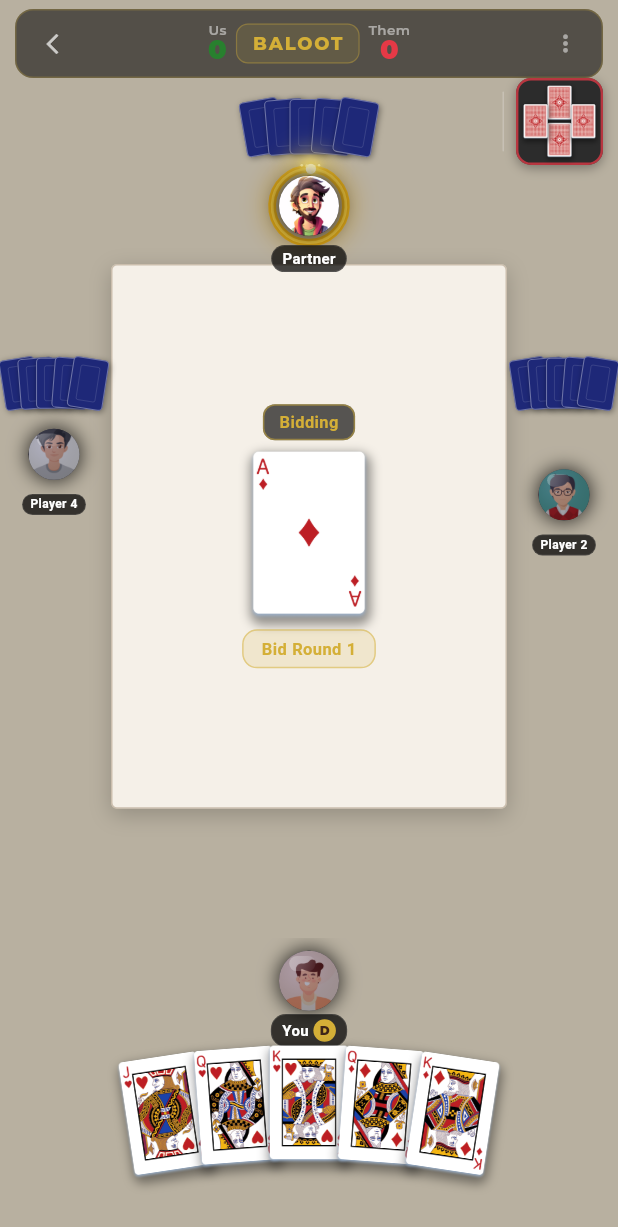
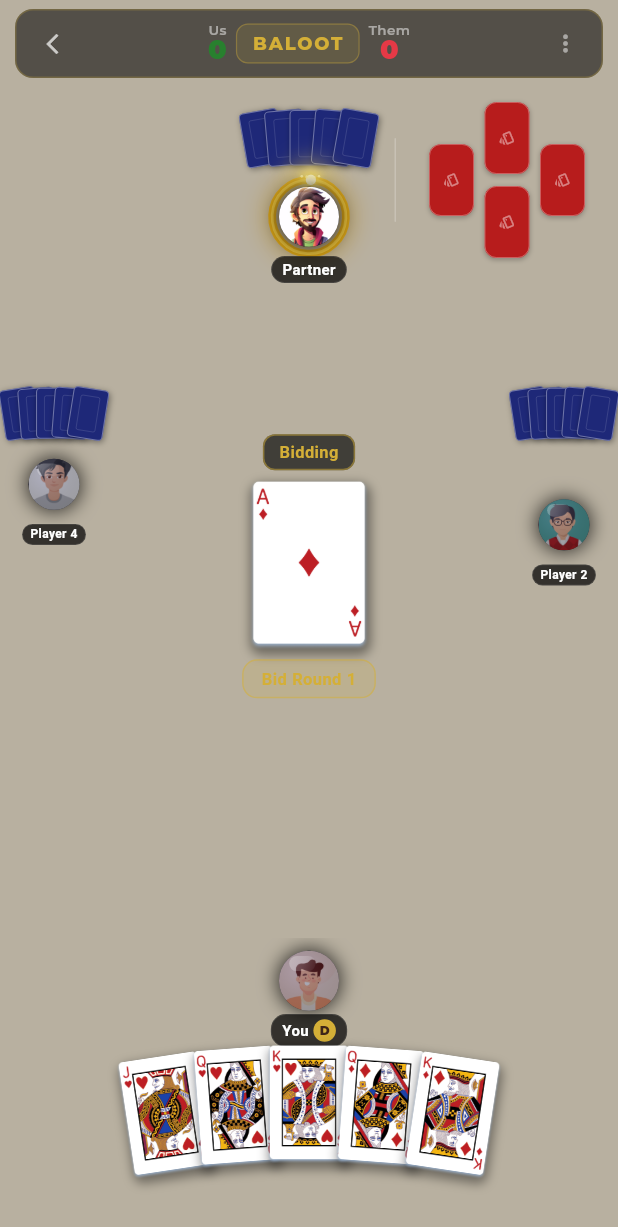
Before and after one commit to t7doh99-coder/baloot-ui, a Flutter app: the GameTableScreen screen opened directly, after a tap on "Start Game", on a phone screen of 412 x 824 dp. Shown: the top 1227 px of the screen. Run offline on Flutter 3.47's test engine with Material 3 defaults, Android fonts, the phone set to English and light mode, and no system bars; our stand-ins replace flutter_svg, google_fonts; statements that could not run were skipped.

Commit message:
ui setup
Hub Play opens the game table directly (no card-debug step).
Table: removed the cream center panel; trick area layout/clipping fixes; top seat overflow fixed (FittedBox, tighter top bubble, taller top band).
Last-trick mini (top-right): glyph-only cards + no dark box; spacing and sizing tuned; overflow fixes.
phase2-ui-final merged into phase2-main (fast-forward) for integration before main.

```diff
--- a/lib/features/dashboard/presentation/navigation_shell.dart
+++ b/lib/features/dashboard/presentation/navigation_shell.dart
@@ -6,7 +6,7 @@ import '../../../core/widgets/vip_background_shell.dart';
 import '../../../core/l10n/locale_provider.dart';
 import '../../../core/providers/user_provider.dart';
 import '../../session/presentation/create_session_screen.dart';
-import '../../game/presentation/card_debug_screen.dart';
+import '../../game/presentation/game_table_screen.dart';
 import '../../game/presentation/table_background_screen.dart';
 import '../../settings/presentation/settings_screen.dart';
 
@@ -63,9 +63,8 @@ class _NavigationShellState extends State<NavigationShell>
   // LOGIC_PLUG_IN: Replace with ILobbyController implementation
 
   void _onPlayNow() {
-    // TODO: Replace with FindingGamePopup.show(context) after Step 1 review
     Navigator.of(context).push(
-      MaterialPageRoute(builder: (_) => const CardDebugScreen()),
+      MaterialPageRoute(builder: (_) => const GameTableScreen()),
     );
   }
 
--- a/lib/features/game/presentation/game_table_screen.dart
+++ b/lib/features/game/presentation/game_table_screen.dart
@@ -221,7 +221,8 @@ class _PlayArea extends StatelessWidget {
 
       const seatColW   = 72.0;
       const seatColPad = 2.0;
-      const topSeatH   = 120.0;
+      // Room for card fan + avatar + bubble; [_TopSeat] also uses FittedBox if still tight
+      const topSeatH   = 140.0;
       const bottomPad  = 4.0;
 
       final rugW   = w - seatColW * 2 - seatColPad * 2;
@@ -321,20 +322,10 @@ class _TableArea extends StatelessWidget {
 
   @override
   Widget build(BuildContext context) {
-    return Container(
-      width: width, height: height,
-      decoration: BoxDecoration(
-        color: const Color(0xFFF5F0E8),
-        borderRadius: BorderRadius.circular(4),
-        border: Border.all(
-            color: const Color(0xFF8B7355).withValues(alpha: 0.4), width: 1),
-        boxShadow: [
-          BoxShadow(
-            color: Colors.black.withValues(alpha: 0.20),
-            blurRadius: 12, offset: const Offset(0, 4),
-          ),
-        ],
-      ),
+    // Open table surface — same tone as scaffold; no cream panel or frame
+    return SizedBox(
+      width: width,
+      height: height,
     );
   }
 }
--- a/lib/features/game/presentation/widgets/last_trick_mini_widget.dart
+++ b/lib/features/game/presentation/widgets/last_trick_mini_widget.dart
@@ -1,101 +1,95 @@
 import 'package:flutter/material.dart';
 import 'package:provider/provider.dart';
+import '../../../../data/models/card_model.dart';
 import '../game_provider.dart';
-import 'playing_card.dart';
 
-/// Top-right Jawaker-style mini panel: last completed trick in a + layout.
+/// Top-right mini panel: last completed trick in a + layout on the table
+/// background (no dark container). Generous insets so the four glyphs are not
+/// cramped.
 ///
 /// • Before any trick in the session: four **red** card backs (first-round look).
 /// • After each trick: the four real cards by seat (2=top, 1=right, 0=bottom, 3=left).
+///
+/// Face-up cards use a **minimal rank + suit glyph** (high contrast, readable at
+/// small size) instead of full Figma artwork.
 class LastTrickMiniWidget extends StatelessWidget {
   const LastTrickMiniWidget({super.key});
 
-  static const _box = 58.0;
-  static const _cardW = 17.0;
-  static const _cardH = 24.0;
+  /// Cross layout size (no outer “behind” box — cards sit on table background).
+  /// Sized to fit [_cardH] × 2 + insets + gap without Stack overflow.
+  static const _crossSize = 128.0;
+  static const _cardW = 30.0;
+  /// Room for padding + rank/suit + font ascent/descent (avoids 1–2px RenderFlex overflow).
+  static const _cardH = 48.0;
+  /// Inset from edges — more space between the four mini cards.
+  static const _armInset = 12.0;
 
   @override
   Widget build(BuildContext context) {
     final game = context.watch<GameProvider>();
     final cards = game.lastTrickMiniBySeat;
-    final faceUp = cards != null;
 
     Widget cardForSeat(int seat) {
+      final snap = cards;
+      if (snap == null) {
+        return const SizedBox(
+          width: _cardW,
+          height: _cardH,
+          child: _MiniCardBack(),
+        );
+      }
       return SizedBox(
         width: _cardW,
         height: _cardH,
-        child: FittedBox(
-          fit: BoxFit.contain,
-          child: PlayingCard(
-            card: cards?[seat],
-            size: CardSize.small,
-            faceUp: faceUp,
-            back: CardBack.red,
-          ),
-        ),
+        child: _MiniGlyphCard(card: snap[seat]),
       );
     }
 
-    return Row(
+    return Padding(
+      padding: const EdgeInsets.only(left: 4, top: 4, bottom: 4),
+      child: Row(
         mainAxisSize: MainAxisSize.min,
         children: [
           Container(
             width: 1,
-          height: 40,
-          margin: const EdgeInsets.only(right: 8),
+            height: 56,
+            margin: const EdgeInsets.only(right: 10),
             decoration: BoxDecoration(
               borderRadius: BorderRadius.circular(1),
               color: Colors.white.withValues(alpha: 0.22),
             ),
           ),
-        Container(
-          width: _box,
-          height: _box,
-          decoration: BoxDecoration(
-            color: const Color(0xFF2C2C2C),
-            borderRadius: BorderRadius.circular(10),
-            border: Border.all(
-              color: !faceUp
-                  ? const Color(0xFFE63946).withValues(alpha: 0.75)
-                  : Colors.white.withValues(alpha: 0.18),
-              width: !faceUp ? 1.6 : 1,
-            ),
-            boxShadow: [
-              BoxShadow(
-                color: Colors.black.withValues(alpha: 0.35),
-                blurRadius: 6,
-                offset: const Offset(0, 2),
-              ),
-            ],
-          ),
+          SizedBox(
+            width: _crossSize,
+            height: _crossSize,
             child: Stack(
-            clipBehavior: Clip.none,
+              clipBehavior: Clip.hardEdge,
               alignment: Alignment.center,
               children: [
                 // Top — seat 2 (partner)
                 Positioned(
-                top: 3,
+                  top: _armInset,
                   left: 0,
                   right: 0,
                   child: Center(child: cardForSeat(2)),
                 ),
                 // Bottom — seat 0 (you)
                 Positioned(
-                bottom: 3,
+                  bottom: _armInset,
                   left: 0,
                   right: 0,
                   child: Center(child: cardForSeat(0)),
                 ),
                 // Left — seat 3
                 Positioned(
-                left: 3,
+                  left: _armInset,
                   top: 0,
                   bottom: 0,
                   child: Center(child: cardForSeat(3)),
                 ),
                 // Right — seat 1
                 Positioned(
-                right: 3,
+                  right: _armInset,
                   top: 0,
                   bottom: 0,
                   child: Center(child: cardForSeat(1)),
@@ -104,6 +98,137 @@ class LastTrickMiniWidget extends StatelessWidget {
             ),
           ),
         ],
+      ),
     );
   }
 }
+
+// ── Simple red back (no PNG) ─────────────────────────────────────────
+
+class _MiniCardBack extends StatelessWidget {
+  const _MiniCardBack();
+
+  @override
+  Widget build(BuildContext context) {
+    return DecoratedBox(
+      decoration: BoxDecoration(
+        color: const Color(0xFFB71C1C),
+        borderRadius: BorderRadius.circular(8),
+        border: Border.all(color: Colors.white.withValues(alpha: 0.35), width: 0.6),
+        boxShadow: [
+          BoxShadow(
+            color: Colors.black.withValues(alpha: 0.25),
+            blurRadius: 2,
+            offset: const Offset(0, 1),
+          ),
+        ],
+      ),
+      child: Center(
+        child: Icon(
+          Icons.style_outlined,
+          size: 11,
+          color: Colors.white.withValues(alpha: 0.45),
+        ),
+      ),
+    );
+  }
+}
+
+// ── High-contrast rank + suit only (no Figma assets) ─────────────────
+
+class _MiniGlyphCard extends StatelessWidget {
+  const _MiniGlyphCard({required this.card});
+
+  final CardModel card;
+
+  static String _rankLabel(Rank r) {
+    switch (r) {
+      case Rank.seven:
+        return '7';
+      case Rank.eight:
+        return '8';
+      case Rank.nine:
+        return '9';
+      case Rank.ten:
+        return '10';
+      case Rank.jack:
+        return 'J';
+      case Rank.queen:
+        return 'Q';
+      case Rank.king:
+        return 'K';
+      case Rank.ace:
+        return 'A';
+    }
+  }
+
+  static String _suitSymbol(Suit s) {
+    switch (s) {
+      case Suit.hearts:
+        return '♥';
+      case Suit.diamonds:
+        return '♦';
+      case Suit.spades:
+        return '♠';
+      case Suit.clubs:
+        return '♣';
+    }
+  }
+
+  @override
+  Widget build(BuildContext context) {
+    final rank = _rankLabel(card.rank);
+    final suit = _suitSymbol(card.suit);
+
+    return DecoratedBox(
+      decoration: BoxDecoration(
+        color: const Color(0xFFF8F8F8),
+        borderRadius: BorderRadius.circular(8),
+        border: Border.all(color: const Color(0xFF1A1A1A).withValues(alpha: 0.12)),
+        boxShadow: [
+          BoxShadow(
+            color: Colors.black.withValues(alpha: 0.18),
+            blurRadius: 3,
+            offset: const Offset(0, 1),
+          ),
+        ],
+      ),
+      child: Padding(
+        padding: const EdgeInsets.symmetric(horizontal: 6, vertical: 5),
+        child: Column(
+          mainAxisAlignment: MainAxisAlignment.center,
+          mainAxisSize: MainAxisSize.min,
+          children: [
+            Text(
+              rank,
+              textHeightBehavior: const TextHeightBehavior(
+                applyHeightToFirstAscent: false,
+                applyHeightToLastDescent: false,
+              ),
+              style: const TextStyle(
+                color: Color(0xFF0D0D0D),
+                fontSize: 12,
+                fontWeight: FontWeight.w800,
+                height: 1.0,
+              ),
+            ),
+            const SizedBox(height: 4),
+            Text(
+              suit,
+              textHeightBehavior: const TextHeightBehavior(
+                applyHeightToFirstAscent: false,
+                applyHeightToLastDescent: false,
+              ),
+              style: const TextStyle(
+                color: Color(0xFF0D0D0D),
+                fontSize: 11,
+                fontWeight: FontWeight.w700,
+                height: 1.0,
+              ),
+            ),
+          ],
+        ),
+      ),
+    );
+  }
+}
--- a/lib/features/game/presentation/widgets/player_seat_widget.dart
+++ b/lib/features/game/presentation/widgets/player_seat_widget.dart
@@ -96,7 +96,7 @@ class _TopSeat extends StatelessWidget {
 
   @override
   Widget build(BuildContext context) {
-    return Column(
+    final column = Column(
       mainAxisSize: MainAxisSize.min,
       crossAxisAlignment: CrossAxisAlignment.center,
       children: [
@@ -108,7 +108,14 @@ class _TopSeat extends StatelessWidget {
             ),
           ),
         const SizedBox(height: 4),
-        Center(child: _SpeechBubble(bubble: bubble, teamColor: teamColor)),
+        Center(
+          child: _SpeechBubble(
+            bubble: bubble,
+            teamColor: teamColor,
+            maxLines: 1,
+            fontSize: 11,
+          ),
+        ),
         const SizedBox(height: 2),
         Center(
           child: PlayerAvatarRing(
@@ -122,6 +129,26 @@ class _TopSeat extends StatelessWidget {
           ),
         ),
       ],
+    );
+
+    // Top seat sits in a fixed-height band on [GameTableScreen]; speech + fan
+    // + avatar can exceed it when text scales or bubble wraps — scale down
+    // instead of overflowing.
+    return LayoutBuilder(
+      builder: (context, constraints) {
+        return FittedBox(
+          fit: BoxFit.scaleDown,
+          alignment: Alignment.topCenter,
+          child: ConstrainedBox(
+            constraints: BoxConstraints(
+              maxWidth: constraints.maxWidth.isFinite
+                  ? constraints.maxWidth
+                  : double.infinity,
+            ),
+            child: column,
+          ),
+        );
+      },
     );
   }
 }
@@ -701,7 +728,15 @@ class _MiniDealerChip extends StatelessWidget {
 class _SpeechBubble extends StatelessWidget {
   final PlayerBubble? bubble;
   final Color teamColor;
-  const _SpeechBubble({required this.bubble, required this.teamColor});
+  final int maxLines;
+  final double fontSize;
+
+  const _SpeechBubble({
+    required this.bubble,
+    required this.teamColor,
+    this.maxLines = 2,
+    this.fontSize = 12,
+  });
 
   @override
   Widget build(BuildContext context) {
@@ -728,12 +763,12 @@ class _SpeechBubble extends StatelessWidget {
                   ),
                   child: Text(
                     bubble!.text,
-                    maxLines: 2,
+                    maxLines: maxLines,
                     overflow: TextOverflow.ellipsis,
                     textAlign: TextAlign.center,
                     style: TextStyle(
                       color: teamColor,
-                      fontSize: 12,
+                      fontSize: fontSize,
                       fontWeight: FontWeight.w800,
                       fontFamily: 'Tajawal',
                       height: 1.2,
--- a/lib/features/game/presentation/widgets/trick_area_widget.dart
+++ b/lib/features/game/presentation/widgets/trick_area_widget.dart
@@ -29,8 +29,9 @@ class TrickAreaWidget extends StatefulWidget {
 
 class _TrickAreaWidgetState extends State<TrickAreaWidget>
     with SingleTickerProviderStateMixin {
-  static const _cardW = 44.0;
-  static const _cardH = 62.0;
+  // Must match [PlayingCard] with [CardSize.small]
+  static final double _cardW = CardSize.small.width;
+  static final double _cardH = CardSize.small.height;
 
   late final AnimationController _flashCtrl;
   late final Animation<double> _flashOpacity;
@@ -72,8 +73,14 @@ class _TrickAreaWidgetState extends State<TrickAreaWidget>
       final areaW = box.maxWidth;
       final areaH = box.maxHeight;
 
+      // Shrink spread on short trick zones so four cards stay inside bounds
+      final maxSpreadY =
+          ((areaH - _cardH) / 2 - 2).clamp(4.0, 18.0);
+      final maxSpreadX =
+          ((areaW - _cardW) / 2 - 2).clamp(4.0, 26.0);
+
       return Stack(
-        clipBehavior: Clip.none,
+        clipBehavior: Clip.hardEdge,
         children: [
           // Trick-won flash
           FadeTransition(
@@ -91,17 +98,21 @@ class _TrickAreaWidgetState extends State<TrickAreaWidget>
             ),
           ),
 
-          // Trick counter pill (top-center)
+          // Trick counter (top) — game state, not decoration
           if (isPlaying)
             Positioned(
-              top: 0, left: 0, right: 0,
+              top: 0,
+              left: 0,
+              right: 0,
               child: Center(
                 child: AnimatedSwitcher(
                   duration: const Duration(milliseconds: 250),
                   child: Container(
                     key: ValueKey('trick-$trickNum'),
                     padding: const EdgeInsets.symmetric(
-                        horizontal: 10, vertical: 3),
+                      horizontal: 10,
+                      vertical: 3,
+                    ),
                     decoration: BoxDecoration(
                       color: Colors.black.withValues(alpha: 0.35),
                       borderRadius: BorderRadius.circular(10),
@@ -119,14 +130,16 @@ class _TrickAreaWidgetState extends State<TrickAreaWidget>
               ),
             ),
 
-          // Mode / trump indicator
+          // Mode / trump (bottom)
           if (isPlaying && game.gameModeLabel != '—')
             Positioned(
-              bottom: 0, left: 0, right: 0,
+              bottom: 0,
+              left: 0,
+              right: 0,
               child: Center(
                 child: Container(
-                  padding: const EdgeInsets.symmetric(
-                      horizontal: 8, vertical: 2),
+                  padding:
+                      const EdgeInsets.symmetric(horizontal: 8, vertical: 2),
                   decoration: BoxDecoration(
                     color: Colors.black.withValues(alpha: 0.30),
                     borderRadius: BorderRadius.circular(8),
@@ -147,52 +160,76 @@ class _TrickAreaWidgetState extends State<TrickAreaWidget>
 
           // Played cards — each positioned by seat
           for (final play in trick)
-            _buildTrickCard(play, areaW, areaH, trickNum, trick.length),
+            _buildTrickCard(
+              play,
+              areaW,
+              areaH,
+              maxSpreadX,
+              maxSpreadY,
+            ),
         ],
       );
     });
   }
 
   Widget _buildTrickCard(
-      CardPlayModel play, double areaW, double areaH,
-      int trickNum, int trickSize) {
+    CardPlayModel play,
+    double areaW,
+    double areaH,
+    double spreadX,
+    double spreadY,
+  ) {
     final seat = play.playerIndex;
-    final pos = _cardOffset(seat, areaW, areaH);
+    final pos = _cardOffset(seat, areaW, areaH, spreadX, spreadY);
 
     return Positioned(
       left: pos.dx,
       top: pos.dy,
       child: _AnimatedTrickCard(
-        key: ValueKey('t$trickNum-s$seat'),
+        key: ValueKey('t${play.card.suit}-${play.card.rank}-s$seat'),
         play: play,
         seat: seat,
       ),
     );
   }
 
-  Offset _cardOffset(int seat, double areaW, double areaH) {
+  Offset _cardOffset(
+    int seat,
+    double areaW,
+    double areaH,
+    double spreadX,
+    double spreadY,
+  ) {
     final cx = (areaW - _cardW) / 2;
     final cy = (areaH - _cardH) / 2;
-    const spreadX = 26.0;
-    const spreadY = 18.0;
 
     switch (seat) {
-      case 0: return Offset(cx, cy + spreadY);        // below center
-      case 1: return Offset(cx + spreadX, cy);         // right of center
-      case 2: return Offset(cx, cy - spreadY);         // above center
-      case 3: return Offset(cx - spreadX, cy);         // left of center
-      default: return Offset(cx, cy);
+      case 0:
+        return Offset(cx, cy + spreadY);
+      case 1:
+        return Offset(cx + spreadX, cy);
+      case 2:
+        return Offset(cx, cy - spreadY);
+      case 3:
+        return Offset(cx - spreadX, cy);
+      default:
+        return Offset(cx, cy);
     }
   }
 
   static String _suitSymbol(dynamic suit) {
     final name = suit.toString().split('.').last;
     switch (name) {
-      case 'hearts':   return '♥';
-      case 'diamonds': return '♦';
-      case 'spades':   return '♠';
-      case 'clubs':    return '♣';
-      default:         return '';
+      case 'hearts':
+        return '♥';
+      case 'diamonds':
+        return '♦';
+      case 'spades':
+        return '♠';
+      case 'clubs':
+        return '♣';
+      default:
+        return '';
     }
   }
 }
```
Also changed, not shown: docs/Screenshot 2026-04-16 141212.png (deleted), docs/Screenshot 2026-04-16 155642.png (deleted), docs/Screenshot 2026-04-16 155709.png (deleted), docs/Screenshot 2026-04-16 160050.png (deleted), docs/Screenshot 2026-04-16 160106.png (deleted), docs/Screenshot 2026-04-16 160118.png (deleted). Lines whose indentation alone changed are shown as unchanged.
